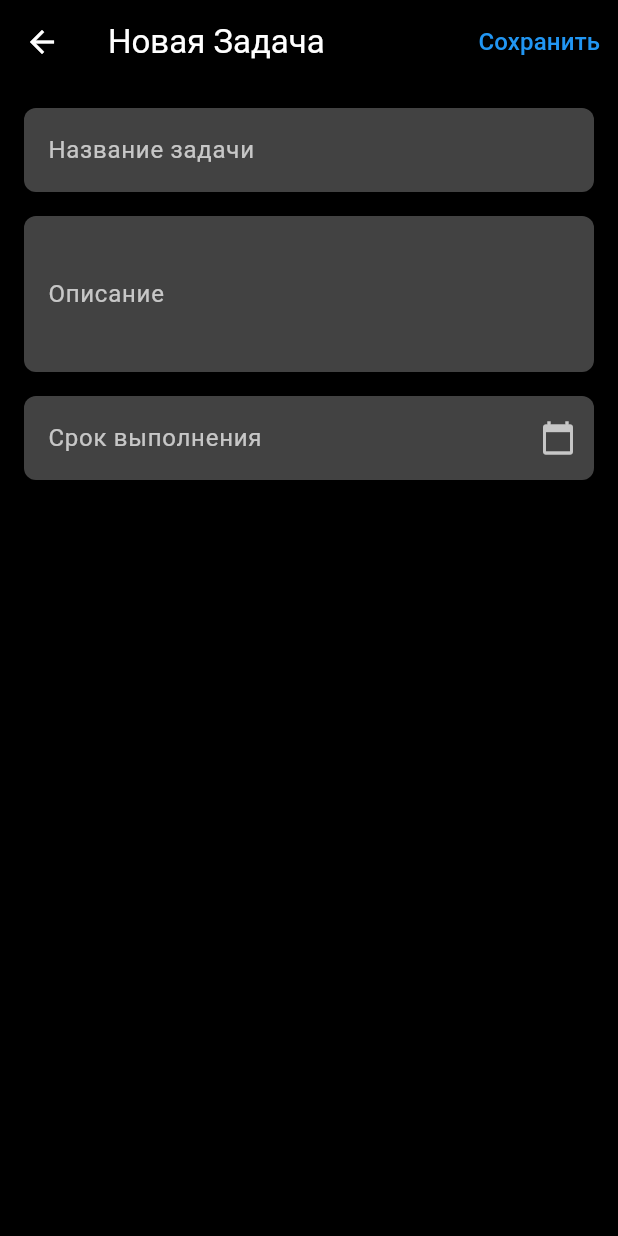
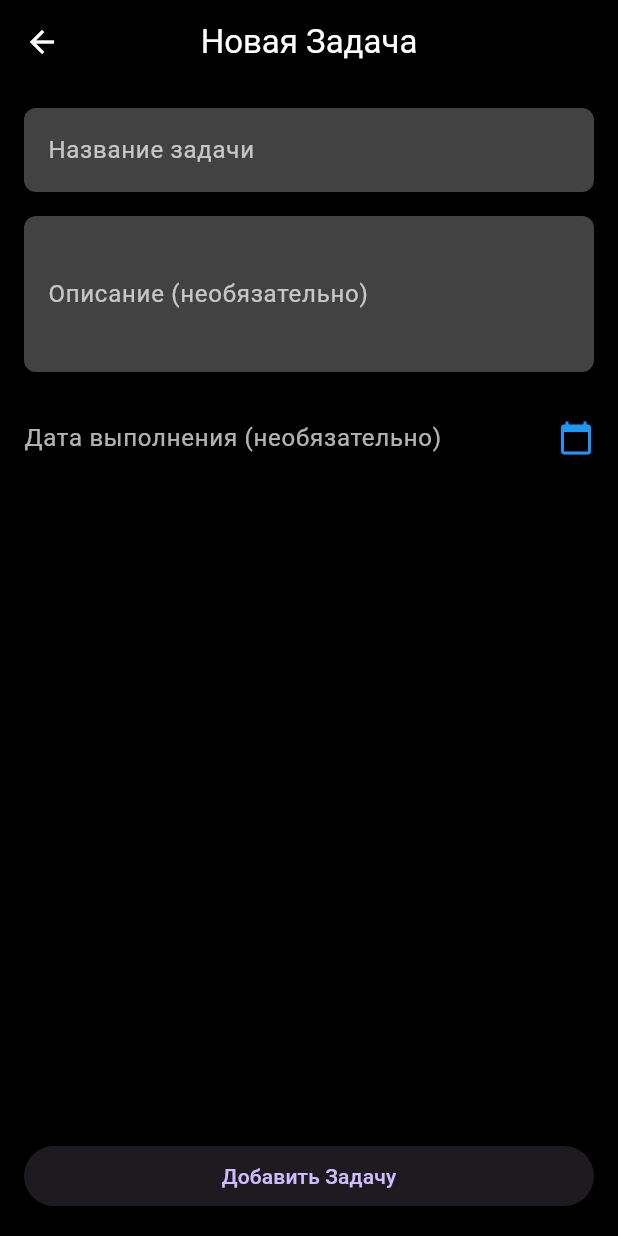
Before and after one commit to Gromovia/flutter-labs, a Flutter app: the AddTaskPage screen opened directly, on a phone screen of 412 x 824 dp. Run offline on Flutter 3.47's test engine with Material 3 defaults, Android fonts, the phone set to English and light mode, and no system bars; our stand-ins replace dio, sqflite, sqflite_common_ffi; accounts and stored records are empty; network calls fail.

Commit message:
Отредактированно поле ввода срока

```diff
--- a/app/app1/lib/add_task_page.dart
+++ b/app/app1/lib/add_task_page.dart
@@ -1,7 +1,6 @@
-// Без изменений — логика создания/редактирования теперь в ViewModel
 import 'package:flutter/material.dart';
 import 'package:uuid/uuid.dart';
-import 'task_model.dart';
+import 'task_model.dart'; // Убедитесь, что этот импорт ведет к вашему TaskModel
 
 class AddTaskPage extends StatefulWidget {
   final Task? taskToEdit;
@@ -17,7 +16,7 @@ class _AddTaskPageState extends State<AddTaskPage> {
   final _titleController = TextEditingController();
   final _descriptionController = TextEditingController();
   DateTime? _selectedDueDate;
-  final Uuid _uuid = const Uuid();
+  final Uuid _uuid = const Uuid(); // Uuid может быть не нужен, если ID генерируется в ViewModel
 
   @override
   void initState() {
@@ -40,7 +39,7 @@ class _AddTaskPageState extends State<AddTaskPage> {
     final DateTime? picked = await showDatePicker(
       context: context,
       initialDate: _selectedDueDate ?? DateTime.now(),
-      firstDate: DateTime(2000),
+      firstDate: DateTime(2000), // Можно установить firstDate как DateTime.now()
       lastDate: DateTime(2101),
       builder: (context, child) {
         return Theme(
@@ -72,57 +71,20 @@ class _AddTaskPageState extends State<AddTaskPage> {
   Widget build(BuildContext context) {
     return Scaffold(
       appBar: AppBar(
-        title: Text(
-          widget.taskToEdit == null ? 'Новая Задача' : 'Редактировать Задачу',
-          style: const TextStyle(color: Colors.white),
-        ),
-        leading: IconButton(
-          icon: const Icon(Icons.arrow_back, color: Colors.white),
-          onPressed: () => Navigator.pop(context),
-        ),
-        actions: [
-          TextButton(
-            onPressed: () {
-              if (_formKey.currentState!.validate()) {
-                if (widget.taskToEdit == null) {
-                  final newTask = Task(
-                    id: _uuid.v4(),
-                    title: _titleController.text,
-                    description: _descriptionController.text,
-                    dueDate: _selectedDueDate,
-                    isCompleted: false,
-                  );
-                  Navigator.pop(context, newTask);
-                } else {
-                  final updatedTask = widget.taskToEdit!.copyWith(
-                    title: _titleController.text,
-                    description: _descriptionController.text,
-                    dueDate: _selectedDueDate,
-                  );
-                  Navigator.pop(context, updatedTask);
-                }
-              }
-            },
-            child: const Text(
-              'Сохранить',
-              style: TextStyle(color: Colors.blue, fontSize: 16),
-            ),
-          ),
-        ],
+        title: Text(widget.taskToEdit == null ? 'Новая Задача' : 'Редактировать Задачу'),
+        centerTitle: true,
       ),
       body: Padding(
         padding: const EdgeInsets.all(16.0),
         child: Form(
           key: _formKey,
           child: Column(
-            crossAxisAlignment: CrossAxisAlignment.start,
-            children: [
+            crossAxisAlignment: CrossAxisAlignment.start,            children: [
               TextFormField(
                 controller: _titleController,
-                style: const TextStyle(color: Colors.white),
                 decoration: const InputDecoration(
                   labelText: 'Название задачи',
-                  hintText: 'Введите название',
+                  hintText: 'Например, Купить продукты',
                 ),
                 validator: (value) {
                   if (value == null || value.isEmpty) {
@@ -131,30 +93,50 @@ class _AddTaskPageState extends State<AddTaskPage> {
                   return null;
                 },
               ),
-              const SizedBox(height: 16),
+              const SizedBox(height: 16.0),
               TextFormField(
                 controller: _descriptionController,
-                style: const TextStyle(color: Colors.white),
                 decoration: const InputDecoration(
-                  labelText: 'Описание',
-                  hintText: 'Подробное описание задачи (необязательно)',
+                  labelText: 'Описание (необязательно)',
+                  hintText: 'Дополнительная информация о задаче',
                 ),
                 maxLines: 3,
               ),
-              const SizedBox(height: 16),
-              GestureDetector(
+              const SizedBox(height: 16.0),
+              // --- Вот здесь отображается и выбирается дата ---
+              ListTile(
+                contentPadding: EdgeInsets.zero,
+                title: Text(
+                  _selectedDueDate == null
+                      ? 'Дата выполнения (необязательно)'
+                      : 'Срок: ${_selectedDueDate!.day}.${_selectedDueDate!.month}.${_selectedDueDate!.year}',
+                  style: TextStyle(
+                    color: _selectedDueDate == null ? Colors.white70 : Colors.white,
+                    fontSize: 16, // Установим размер побольше
+                  ),
+                ),
+                trailing: const Icon(Icons.calendar_today, color: Colors.blue),
                 onTap: () => _selectDate(context),
-                child: AbsorbPointer(
-                  child: TextFormField(
-                    style: const TextStyle(color: Colors.white),
-                    decoration: InputDecoration(
-                      labelText: 'Срок выполнения',
-                      hintText: _selectedDueDate == null
-                          ? 'Выберите дату'
-                          : '${_selectedDueDate!.day}.${_selectedDueDate!.month}.${_selectedDueDate!.year}',
-                      suffixIcon: const Icon(Icons.calendar_today, color: Colors.white70),
-                    ),
-                  ),
+              ),
+              // --- Конец секции даты ---
+              const Spacer(), // Заполняет оставшееся пространство
+              SizedBox(
+                width: double.infinity,
+                child: ElevatedButton(
+                  onPressed: () {
+                    if (_formKey.currentState!.validate()) {
+                      final String id = widget.taskToEdit?.id ?? _uuid.v4();
+                      final Task resultTask = Task(
+                        id: id,
+                        title: _titleController.text.trim(),
+                        description: _descriptionController.text.trim(),
+                        dueDate: _selectedDueDate,
+                        isCompleted: widget.taskToEdit?.isCompleted ?? false,
+                      );
+                      Navigator.pop(context, resultTask); // Возвращаем задачу
+                    }
+                  },
+                  child: Text(widget.taskToEdit == null ? 'Добавить Задачу' : 'Сохранить Изменения'),
                 ),
               ),
             ],
--- a/app/app1/pubspec.yaml
+++ b/app/app1/pubspec.yaml
@@ -1,5 +1,5 @@
-name: app1
-description: "A new Flutter project."
+name: ToDoList
+description: "ToDoList"
 publish_to: 'none'
 version: 1.0.0+1
 
```
Also changed, not shown: app/app1/assets/icon/icon.png (added), 3 other files.
